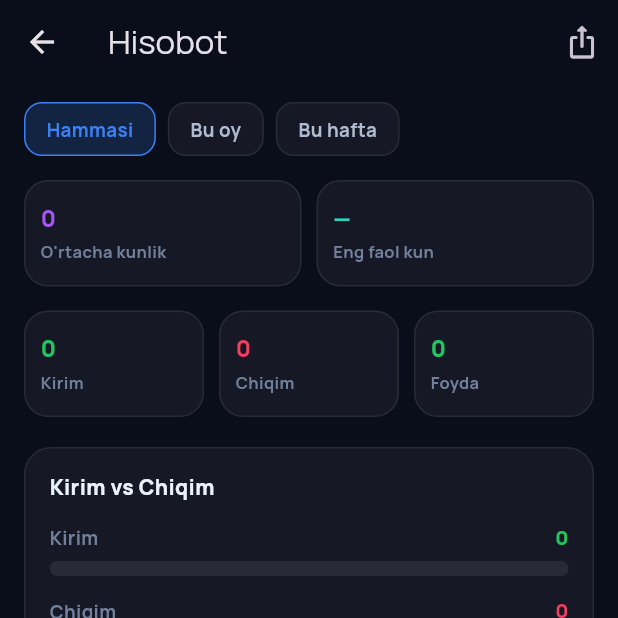
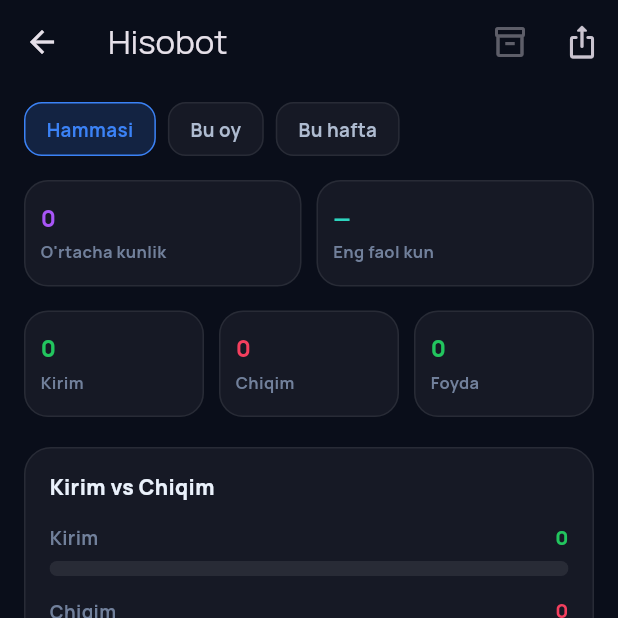
Before and after one commit to Bekzod131313/Prorab, a Flutter app: the ReportScreen screen opened directly, after a tap on "Hammasi", on a phone screen of 412 x 824 dp, the top half of it. Run offline on Flutter 3.47's test engine with Material 3 defaults, Android fonts, the phone set to English and light mode, and no system bars; our stand-ins replace google_fonts, share_plus, shared_preferences, supabase_flutter; accounts and stored records are empty.

Commit message:
Wire MaterialsScreen into report screen AppBar
https://claude.ai/code/session_01TG1d57tYTdRhTji9YpQW8R

```diff
--- a/flutter_app/lib/screens/report_screen.dart
+++ b/flutter_app/lib/screens/report_screen.dart
@@ -27,6 +27,7 @@ class _ReportScreenState extends State<ReportScreen> {
   bool _loading = true;
   String? _error;
   ReportData? _data;
+  List<Project> _projects = [];
 
   @override
   void initState() {
@@ -44,6 +45,7 @@ class _ReportScreenState extends State<ReportScreen> {
       final data = await _reportRepo.load(projects, period: _period);
       if (!mounted) return;
       setState(() {
+        _projects = projects;
         _data = data;
         _loading = false;
       });
@@ -93,6 +95,14 @@ class _ReportScreenState extends State<ReportScreen> {
         backgroundColor: AppColors.bg,
         title: const Text('Hisobot'),
         actions: [
+          IconButton(
+            icon: const Icon(Icons.inventory_2_outlined),
+            tooltip: 'Materiallar',
+            onPressed: _projects.isEmpty ? null : () => Navigator.push(
+              context,
+              MaterialPageRoute(builder: (_) => MaterialsScreen(projects: _projects)),
+            ),
+          ),
           IconButton(
             icon: const Icon(Icons.ios_share_rounded),
             onPressed: _data == null ? null : _exportCsv,
```
